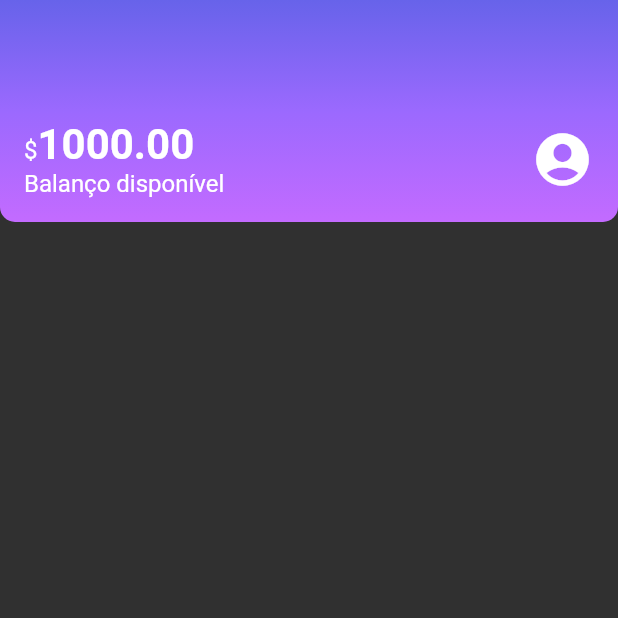
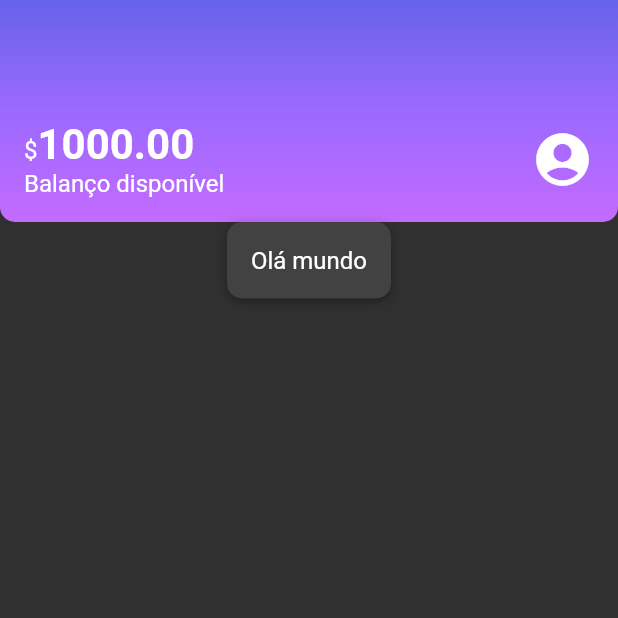
Before and after one commit to TharllysonSilva/alubank, a Flutter app: the screen it shows after launch, on a phone screen of 412 x 824 dp, the top half of it. Run offline on Flutter 3.47's test engine with Material 2 defaults, Android fonts, the phone set to English and light mode, and no system bars.

Commit message:
refatorando o home

```diff
--- a/lib/screens/home.dart
+++ b/lib/screens/home.dart
@@ -1,3 +1,4 @@
+import 'package:alubank/components/box_card.dart';
 import 'package:alubank/components/sections/header.dart';
 import 'package:flutter/material.dart';
 
@@ -6,9 +7,10 @@ const Home({ Key? key }) : super(key: key);
 
   @override
   Widget build(BuildContext context){
-    return const Scaffold(body: Column(
+    return Scaffold(body: Column(
       children: <Widget>[
         Header(),
+        BoxCard(boxContent: Text('Olá mundo')),
       ],
     ),);
   }
```
